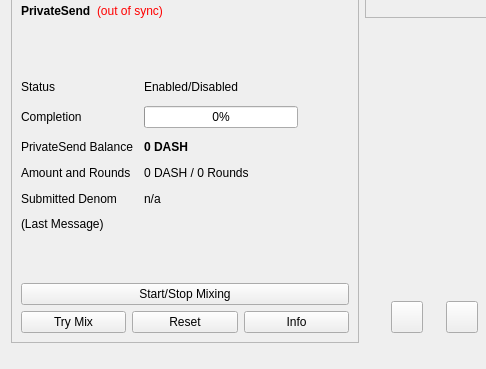
Qt form src/qt/forms/overviewpage.ui (barrystyle/SUQA-0.17.1) before a commit; both pictures show x 0 to 486 and y 281 to 650 of the 680 by 650 pixel window.
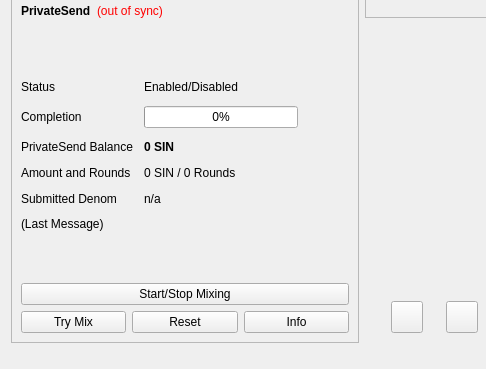
The same form after that commit. Icons and pictures are not drawn.

Commit message: Privatesend amount units changed

Diff of the .ui file:
```diff
--- a/src/qt/forms/overviewpage.ui
+++ b/src/qt/forms/overviewpage.ui
@@ -529,7 +529,7 @@
                </font>
               </property>
               <property name="text">
-               <string notr="true">0 DASH</string>
+               <string notr="true">0 SIN</string>
               </property>
              </widget>
             </item>
@@ -543,7 +543,7 @@
             <item row="3" column="1">
              <widget class="QLabel" name="labelAmountRounds">
               <property name="text">
-               <string>0 DASH / 0 Rounds</string>
+               <string>0 SIN / 0 Rounds</string>
               </property>
              </widget>
             </item>
```
The commit also changes 1 other file.
